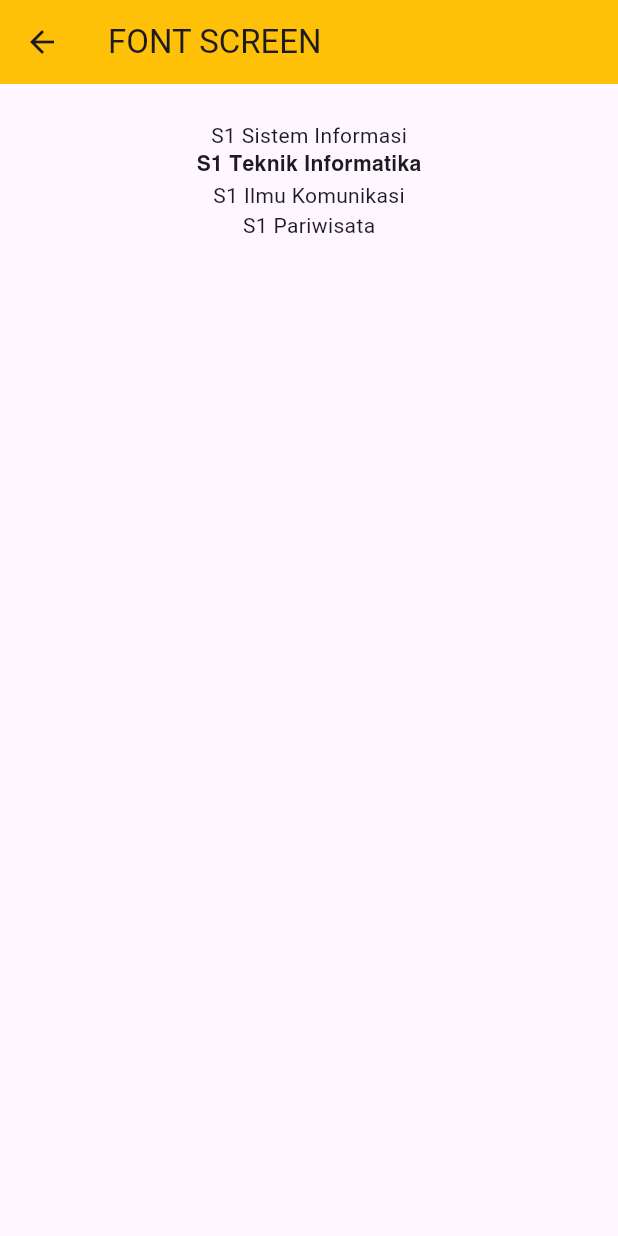
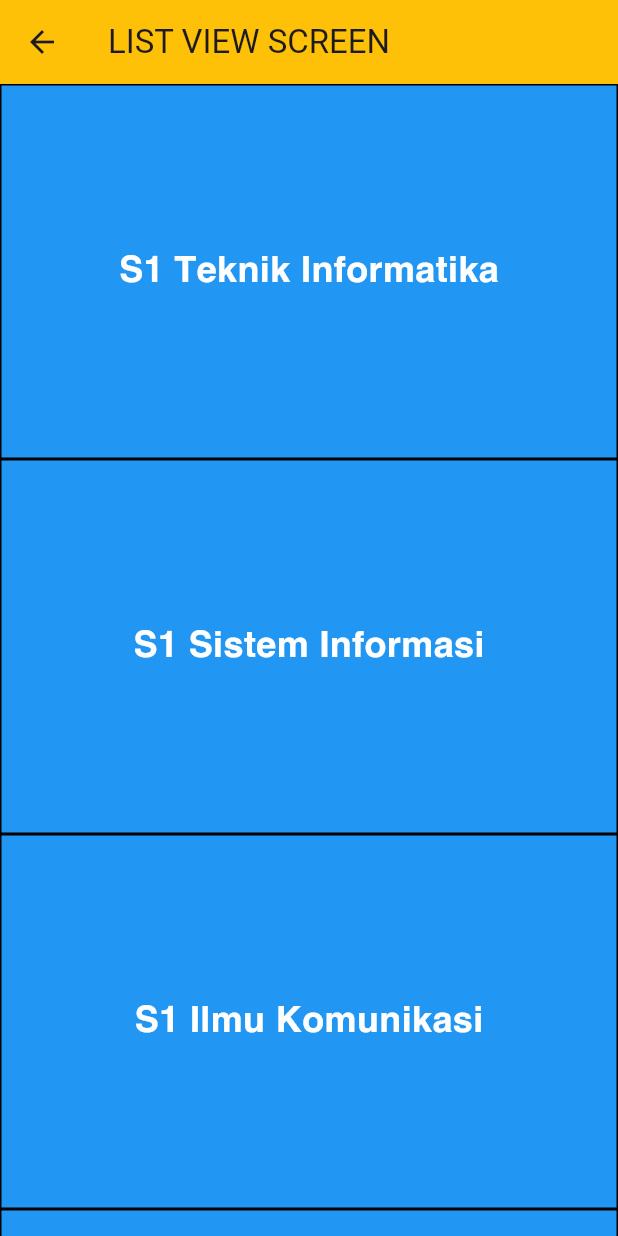
Before and after one commit to NandaAdisaputra/Codelab-Flutter, a Flutter app: the screen it shows after launch, on a phone screen of 412 x 824 dp. Run offline on Flutter 3.47's test engine with Material 3 defaults, Android fonts, the phone set to English and light mode, and no system bars.

Commit message:
Add ListView Screen

```diff
--- /dev/null
+++ b/lib/list_view.dart
@@ -0,0 +1,86 @@
+import 'package:flutter/material.dart';
+
+class ListScreen extends StatelessWidget {
+  const ListScreen({super.key});
+
+  @override
+  Widget build(BuildContext context) {
+    return Scaffold(
+      appBar: AppBar(title: Text("LIST VIEW SCREEN"),backgroundColor: Colors.amber,),
+      body: ListView(
+          children: <Widget>[
+            Container(
+              height: 250,
+              decoration: BoxDecoration(
+                color: Colors.blue,
+                border: Border.all(color: Colors.black),
+              ),
+              child: Center(
+                child: Text("S1 Teknik Informatika", style: TextStyle(color: Colors.white, fontSize: 24, fontFamily: 'Helvetica'),),
+              ),
+            ),
+            Container(
+              height: 250,
+              decoration: BoxDecoration(
+                color: Colors.blue,
+                border: Border.all(color: Colors.black),
+              ),
+              child: Center(
+                child: Text("S1 Sistem Informasi", style: TextStyle(color: Colors.white, fontSize: 24, fontFamily: 'Helvetica'),),
+              ),
+            ),
+            Container(
+              height: 250,
+              decoration: BoxDecoration(
+                color: Colors.blue,
+                border: Border.all(color: Colors.black),
+              ),
+              child: Center(
+                child: Text("S1 Ilmu Komunikasi", style: TextStyle(color: Colors.white, fontSize: 24, fontFamily: 'Helvetica'),),
+              ),
+            ),
+            Container(
+              height: 250,
+              decoration: BoxDecoration(
+                color: Colors.blue,
+                border: Border.all(color: Colors.black),
+              ),
+              child: Center(
+                child: Text("S1 Pariwisata", style: TextStyle(color: Colors.white, fontSize: 24, fontFamily: 'Helvetica'),),
+              ),
+            ),
+            Container(
+              height: 250,
+              decoration: BoxDecoration(
+                color: Colors.blue,
+                border: Border.all(color: Colors.black),
+              ),
+              child: Center(
+                child: Text("S1 Hukum", style: TextStyle(color: Colors.white, fontSize: 24, fontFamily: 'Helvetica'),),
+              ),
+            ),
+            Container(
+              height: 250,
+              decoration: BoxDecoration(
+                color: Colors.blue,
+                border: Border.all(color: Colors.black),
+              ),
+              child: Center(
+                child: Text("S1 Teknik Sipil", style: TextStyle(color: Colors.white, fontSize: 24, fontFamily: 'Helvetica'),),
+              ),
+            ),
+            Container(
+              height: 250,
+              decoration: BoxDecoration(
+                color: Colors.blue,
+                border: Border.all(color: Colors.black),
+              ),
+              child: Center(
+                child: Text("S1 Teknologi Hasil Pertanian", style: TextStyle(color: Colors.white, fontSize: 24, fontFamily: 'Helvetica'),),
+              ),
+            ),
+            ]
+      ),
+    );
+  }
+}
--- a/lib/main.dart
+++ b/lib/main.dart
@@ -3,6 +3,7 @@ import 'package:flutterbasic/button_screen.dart';
 import 'package:flutterbasic/column_screen.dart';
 import 'package:flutterbasic/font_screen.dart';
 import 'package:flutterbasic/image_screen.dart';
+import 'package:flutterbasic/list_view.dart';
 import 'package:flutterbasic/row_screen.dart';
 import 'package:flutterbasic/textfield_screen.dart';
 
@@ -20,7 +21,7 @@ class MyApp extends StatelessWidget {
       theme: ThemeData(primarySwatch: Colors.green),
       debugShowCheckedModeBanner: false,
       // home: RowSreen(),
-      initialRoute: '/font',
+      initialRoute: '/listview',
       routes: {
         '/': (context) => MyHomePage(title: "Text"),
         '/column': (context) => ColumnScreen(),
@@ -28,7 +29,8 @@ class MyApp extends StatelessWidget {
         '/image': (context) => ImageScreen(),
         '/field': (context) => FieldScreen(),
         '/button': (context) => ButtonScreen(),
-        '/font': (context) => FontScreen()
+        '/font': (context) => FontScreen(),
+        '/listview': (context) => ListScreen()
       },
     );
   }
```
